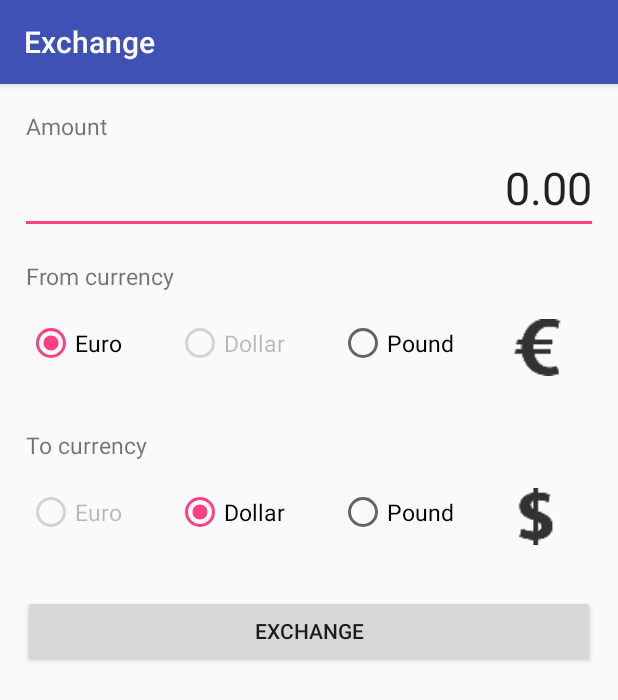
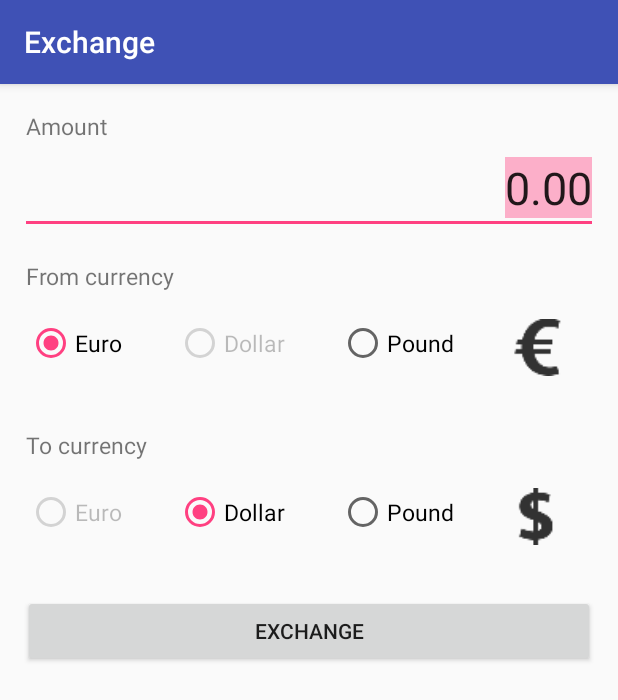
Before and after one commit to IsmaelRP/IRP-PR02-Exchange, an Android app: the screen it shows after launch (MainActivity), on a phone screen of 412 x 824 dp. Shown: the top 700 px of the screen. Run offline under Robolectric (Android 15) with nearby library versions, the phone set to English and light mode, and no system bars.

Commit message:
VFinal
Modificaciones de Pedro realizadas, todo funcional y correcto

```diff
--- a/app/build.gradle
+++ b/app/build.gradle
@@ -1,6 +1,5 @@
 apply plugin: 'com.android.application'
 
-// HE HECHO Refactor -> Migrate to AndroidX
 android {
     compileSdkVersion 28
     defaultConfig {
@@ -17,13 +16,13 @@ android {
             proguardFiles getDefaultProguardFile('proguard-android.txt'), 'proguard-rules.pro'
         }
     }
-    // AÑADO ESTAS LÍNEAS PARA COMPATIBILIDAD CON JAVA 8.
+
     compileOptions {
         sourceCompatibility = '1.8'
         targetCompatibility = '1.8'
     }
     dataBinding{
-        enabled = true;
+        enabled = true
     }
 }
 
@@ -34,6 +33,5 @@ dependencies {
     testImplementation 'junit:junit:4.12'
     androidTestImplementation 'androidx.test:runner:1.1.0-alpha4'
     androidTestImplementation 'androidx.test.espresso:espresso-core:3.1.0-alpha4'
-    // AÑADO ESTA DEPENDENCIA PARA LOS TESTS
     androidTestImplementation 'androidx.test:rules:1.1.0-alpha4'
 }
--- a/app/src/main/AndroidManifest.xml
+++ b/app/src/main/AndroidManifest.xml
@@ -1,5 +1,6 @@
 <?xml version="1.0" encoding="utf-8"?>
 <manifest xmlns:android="http://schemas.android.com/apk/res/android"
+    xmlns:tools="http://schemas.android.com/tools"
     package="es.iessaladillo.ismaelraqi.irp_pr02_exchange">
 
     <application
@@ -8,7 +9,8 @@
         android:label="@string/app_name"
         android:roundIcon="@mipmap/ic_launcher_round"
         android:supportsRtl="true"
-        android:theme="@style/AppTheme">
+        android:theme="@style/AppTheme"
+        tools:ignore="GoogleAppIndexingWarning">
         <activity android:name=".MainActivity">
             <intent-filter>
                 <action android:name="android.intent.action.MAIN" />
--- a/app/src/main/java/es/iessaladillo/ismaelraqi/irp_pr02_exchange/MainActivity.java
+++ b/app/src/main/java/es/iessaladillo/ismaelraqi/irp_pr02_exchange/MainActivity.java
@@ -11,9 +11,9 @@ import android.widget.RadioGroup;
 import android.widget.Toast;
 
 import androidx.appcompat.app.AppCompatActivity;
+import androidx.core.app.ActivityCompat;
 
 public class MainActivity extends AppCompatActivity implements View.OnClickListener {
-
 
     private EditText txtAmount;
     private RadioButton rbFromEuro;
@@ -24,9 +24,17 @@ public class MainActivity extends AppCompatActivity implements View.OnClickListe
     private RadioButton rbToPound;
     private ImageView imgFrom;
     private ImageView imgTo;
-    private Button btnExchange;
     private RadioGroup rdGroupFrom;
     private RadioGroup rdGroupTo;
+
+    static final double EURO_DOLLAR = 1.77;
+    static final double EURO_POUND = 0.88;
+
+    static final double DOLLAR_EURO = 0.86;
+    static final double DOLLAR_POUND = 0.77;
+
+    static final double POUND_EURO = 1.13;
+    static final double POUND_DOLLAR = 1.32;
 
     @Override
     protected void onCreate(Bundle savedInstanceState) {
@@ -35,178 +43,143 @@ public class MainActivity extends AppCompatActivity implements View.OnClickListe
         initViews();
     }
 
-    protected void initViews(){
-        // Para poner "RequiresViewById" tiene que ejecutarse en una versión 28 (actual 21)
-        // POR ESO DEBES USAR ActivityCompat.requireViewById QUE ES QUIEN TE DA LA COMPATIBILDIAD
-        // CON VERSIONES ANTERIORES.
-        txtAmount = findViewById(R.id.txtAmount);
+    protected void initViews() {
 
-        rdGroupFrom = findViewById(R.id.rdGroupFrom);
-        rbFromEuro = findViewById(R.id.rbFromEuro);
-        rbFromDollar = findViewById(R.id.rbFromDollar);
-        rbFromPound = findViewById(R.id.rbFromPound);
+        Button btnExchange;
 
-        rdGroupTo = findViewById(R.id.rdGroupTo);
-        rbToEuro = findViewById(R.id.rbToEuro);
-        rbToDollar = findViewById(R.id.rbToDollar);
-        rbToPound = findViewById(R.id.rbToPound);
+        txtAmount = ActivityCompat.requireViewById(this, R.id.txtAmount);
 
-        imgFrom = findViewById(R.id.imgFrom);
-        imgTo = findViewById(R.id.imgTo);
+        rdGroupFrom = ActivityCompat.requireViewById(this, R.id.rdGroupFrom);
+        rbFromEuro = ActivityCompat.requireViewById(this, R.id.rbFromEuro);
+        rbFromDollar = ActivityCompat.requireViewById(this, R.id.rbFromDollar);
+        rbFromPound = ActivityCompat.requireViewById(this, R.id.rbFromPound);
 
-        btnExchange = findViewById(R.id.btnExchange);
+        rdGroupTo = ActivityCompat.requireViewById(this, R.id.rdGroupTo);
+        rbToEuro = ActivityCompat.requireViewById(this, R.id.rbToEuro);
+        rbToDollar = ActivityCompat.requireViewById(this, R.id.rbToDollar);
+        rbToPound = ActivityCompat.requireViewById(this, R.id.rbToPound);
 
-        // ¿POR QUÉ NO USAS LAMBDAS?
-        btnExchange.setOnClickListener(this);
-        txtAmount.setOnClickListener(this);
+        imgFrom = ActivityCompat.requireViewById(this, R.id.imgFrom);
+        imgTo = ActivityCompat.requireViewById(this, R.id.imgTo);
 
-        rbFromEuro.setOnClickListener(this);
-        rbFromDollar.setOnClickListener(this);
-        rbFromPound.setOnClickListener(this);
+        btnExchange = ActivityCompat.requireViewById(this, R.id.btnExchange);
 
-        rbToEuro.setOnClickListener(this);
-        rbToDollar.setOnClickListener(this);
-        rbToPound.setOnClickListener(this);
+        btnExchange.setOnClickListener(v -> exchange());
+        txtAmount.setOnClickListener(v -> txtAmount.selectAll());
 
-        // AÑADO ESTAS LÍNEAS PARA QUE PASE ALGUNOS TESTS. FÍJATE BIEN.
-        imgFrom.setTag(R.drawable.ic_euro);
-        imgTo.setTag(R.drawable.ic_dollar);
-    }
-
-    // ES MUCHO MÁS CÓMODO USAR LAMBDAS. EN TU CASO TIENES QUE ANDAR CREANDO IF ELSE IF.
-    @Override
-    public void onClick(View v) {
-        if (v.getId() == btnExchange.getId()){
-            if (txtAmount.getText().toString().isEmpty() || !txtAmount.getText().toString().matches(getString(R.string.amount_matches))){
-                txtAmount.setText("0.00");
-
-            }else{
-                exchange();
-            }
-        }else if(v.getId() == txtAmount.getId()){
-            // ¡¡¡MUY BUENA IDEA!!!.
-            txtAmount.selectAll();
-        // TE RECOMIENDO QUE HAGAS Code -> Reformat Code PARA REFORMATEAR EL CÓDGIO Y QUEDE BONITO.
-        }else{
-            // EXTRAE CÓDIGO A OTROS MÉTODOS. TANTO CÓDIGO ANIDADO ES DIFÍCIL DE LEER.
-            if (v.getId() == rbFromEuro.getId()){
+        rbFromEuro.setOnClickListener(v -> {
             rbToEuro.setEnabled(false);
             rbToPound.setEnabled(true);
             rbToDollar.setEnabled(true);
+            imgFrom.setImageResource(R.drawable.ic_euro);
+        });
 
-                imgFrom.setImageResource(R.drawable.ic_euro);
-                // AÑADO ESTA LÍNEA PARA QUE PASE ALGUNOS TEST.
-                imgFrom.setTag(R.drawable.ic_euro);
-
-            }else if (v.getId() == rbFromDollar.getId()){
+        rbFromDollar.setOnClickListener(v -> {
             rbToEuro.setEnabled(true);
             rbToPound.setEnabled(true);
             rbToDollar.setEnabled(false);
+            imgFrom.setImageResource(R.drawable.ic_dollar);
+        });
 
-                imgFrom.setImageResource(R.drawable.ic_dollar);
-                // AÑADO ESTA LÍNEA PARA QUE PASE ALGUNOS TEST.
-                imgFrom.setTag(R.drawable.ic_dollar);
-
-            }else if (v.getId() == rbFromPound.getId()){
+        rbFromPound.setOnClickListener(v -> {
             rbToEuro.setEnabled(true);
             rbToPound.setEnabled(false);
             rbToDollar.setEnabled(true);
+            imgFrom.setImageResource(R.drawable.ic_pound);
+        });
 
-                imgFrom.setImageResource(R.drawable.ic_pound);
-                // AÑADO ESTA LÍNEA PARA QUE PASE ALGUNOS TEST.
-                imgFrom.setTag(R.drawable.ic_pound);
-
-            }else if (v.getId() == rbToEuro.getId()){
+        rbToEuro.setOnClickListener(v -> {
             rbFromEuro.setEnabled(false);
             rbFromPound.setEnabled(true);
             rbFromDollar.setEnabled(true);
+            imgTo.setImageResource(R.drawable.ic_euro);
+        });
 
-                imgTo.setImageResource(R.drawable.ic_euro);
-                // AÑADO ESTA LÍNEA PARA QUE PASE ALGUNOS TEST.
-                imgTo.setTag(R.drawable.ic_euro);
-
-            }else if (v.getId() == rbToDollar.getId()){
+        rbToDollar.setOnClickListener(v -> {
             rbFromEuro.setEnabled(true);
             rbFromPound.setEnabled(true);
             rbFromDollar.setEnabled(false);
+            imgTo.setImageResource(R.drawable.ic_dollar);
+        });
 
-                imgTo.setImageResource(R.drawable.ic_dollar);
-                // AÑADO ESTA LÍNEA PARA QUE PASE ALGUNOS TEST.
-                imgTo.setTag(R.drawable.ic_dollar);
-
-            }else if (v.getId() == rbToPound.getId()){
+        rbToPound.setOnClickListener(v -> {
             rbFromEuro.setEnabled(true);
             rbFromPound.setEnabled(false);
             rbFromDollar.setEnabled(true);
-
             imgTo.setImageResource(R.drawable.ic_pound);
-                // AÑADO ESTA LÍNEA PARA QUE PASE ALGUNOS TEST.
-                imgTo.setTag(R.drawable.ic_pound);
-            }
-        }
+        });
     }
 
-    public void exchange(){
+    @Override
+    public void onClick(View v) {
+
+    }
+
+    public void exchange() {
         String message;
-        if (rdGroupFrom.getCheckedRadioButtonId() == rbFromEuro.getId()){
+
+        if (txtAmount.getText().toString().isEmpty() || !txtAmount.getText().toString().matches(getString(R.string.amount_matches))) {
+            txtAmount.setText(getString(R.string.txt_defaultValue));
+
+        } else {
+            if (rdGroupFrom.getCheckedRadioButtonId() == rbFromEuro.getId()) {
                 message = getFromEuro();
 
-        }else if(rdGroupFrom.getCheckedRadioButtonId() == rbFromDollar.getId()){
+            } else if (rdGroupFrom.getCheckedRadioButtonId() == rbFromDollar.getId()) {
                 message = getFromDollar();
 
-        }else{
+            } else {
                 message = getFromPound();
             }
             Toast.makeText(getApplicationContext(), message, Toast.LENGTH_SHORT).show();
         }
+    }
 
     @SuppressLint("DefaultLocale")
-    public String getFromEuro(){
-        // NO USES NÚMERO MÁGICOS EN EL CÓDIGO. DEFINE CONSTANTES.
-        double amount =  Double.parseDouble(txtAmount.getText().toString());
+    public String getFromEuro() {
+
+        double amount = Double.parseDouble(txtAmount.getText().toString());
         double result;
         String message;
-        // EN VEZ DE USAR String.format USA RECURSOS DE CADENA CON PARÁMETROS.
-        if (rdGroupTo.getCheckedRadioButtonId() == rbToDollar.getId()){
-            result = amount * 1.17;
-            // CAMBIO ESTA LÍNE PARA QUE PASE EL TEST.
-            message = String.format("%.2f € = %.2f $", amount, result);
-        }else{
-            result = amount * 0.88;
-            message = String.format("%.2f€ = %.2f£", amount, result);
+
+        if (rdGroupTo.getCheckedRadioButtonId() == rbToDollar.getId()) {
+            result = amount * EURO_DOLLAR;
+            message = getString(R.string.euro_dollar_string, amount, result);
+        } else {
+            result = amount * EURO_POUND;
+            message = getString(R.string.euro_pound_string, amount, result);
         }
         return message;
     }
 
     @SuppressLint("DefaultLocale")
-    public String getFromDollar(){
-        double amount =  Double.parseDouble(txtAmount.getText().toString());
+    public String getFromDollar() {
+        double amount = Double.parseDouble(txtAmount.getText().toString());
         double result;
         String message;
-        if (rdGroupTo.getCheckedRadioButtonId() == rbToEuro.getId()){
-            result = amount * 0.86;
-            message = String.format("%.2f$ = %.2f€", amount, result);
-        }else{
-            result = amount * 0.77;
-            message = String.format("%.2f$ = %.2f£", amount, result);
+        if (rdGroupTo.getCheckedRadioButtonId() == rbToEuro.getId()) {
+            result = amount * DOLLAR_EURO;
+            message = getString(R.string.dollar_euro_string, amount, result);
+        } else {
+            result = amount * DOLLAR_POUND;
+            message = getString(R.string.dollar_pound_string, amount, result);
         }
         return message;
     }
 
     @SuppressLint("DefaultLocale")
-    public String getFromPound(){
-        double amount =  Double.parseDouble(txtAmount.getText().toString());
+    public String getFromPound() {
+        double amount = Double.parseDouble(txtAmount.getText().toString());
         double result;
         String message;
 
-        if (rdGroupTo.getCheckedRadioButtonId() == rbToEuro.getId()){
-            result = amount * 1.13;
-            message = String.format("%.2f£ = %.2f€", amount, result);
-        }else{
-            result = amount * 1.32;
-            message = String.format("%.2f£ = %.2f$", amount, result);
+        if (rdGroupTo.getCheckedRadioButtonId() == rbToEuro.getId()) {
+            result = amount * POUND_EURO;
+            message = getString(R.string.pound_euro_string, amount, result);
+        } else {
+            result = amount * POUND_DOLLAR;
+            message = getString(R.string.pound_dollar_string, amount, result);
         }
         return message;
     }
-
 }
--- a/app/src/main/res/layout/activity_main.xml
+++ b/app/src/main/res/layout/activity_main.xml
@@ -1,46 +1,39 @@
 <?xml version="1.0" encoding="utf-8"?>
 
-    <!-- TE RECOMIENDO QUE USES Code -> Reformat code PARA DEJAR EL CÓDIGO BIEN ALINEADO -->
-        <LinearLayout
-            android:orientation="vertical"
+<LinearLayout xmlns:android="http://schemas.android.com/apk/res/android"
     android:layout_width="match_parent"
     android:layout_height="match_parent"
-            xmlns:android="http://schemas.android.com/apk/res/android">
+    android:orientation="vertical">
 
-        <!-- NO USES LITERALES DE TAMAÑO. DEFINE RECURSOS DE DIMENSIÓN. -->
-        <!-- EL TEXTO DEBERÍA SELECCIONARSE AUTOMÁTICAMENTE CON EL FOCO
-             USA android:selectAllOnFocus -->
     <TextView
         android:id="@+id/lblAmount"
         android:layout_width="wrap_content"
         android:layout_height="wrap_content"
+        android:layout_marginStart="@dimen/margin_lbl"
+        android:layout_marginTop="@dimen/margin_lbl"
         android:text="@string/lbl_amount"
-                android:layout_marginTop="17dp"
-                android:layout_marginStart="17dp"
-                android:textSize="15sp" />
+        android:textSize="@dimen/textSize_lbl" />
 
-        <!-- USA SIEMPRE End EN VEZ DE Right, Y Start EN VEZ DE Left, TANTO EN LOS
-             VALORES DE LAS PROPIEDADES COMO EN LOS NOMBRES DE LOS ATRIBUTOS.
-             POR EJEMPLO android:gravity="end" o android:paddingStart="@dimen/main_margin" -->
     <EditText
         android:id="@+id/txtAmount"
+        android:selectAllOnFocus="true"
         android:layout_width="match_parent"
         android:layout_height="wrap_content"
-                android:gravity="right"
+        android:layout_marginStart="@dimen/margin_txt"
+        android:layout_marginEnd="@dimen/margin_txt"
+        android:gravity="end"
         android:inputType="numberDecimal"
-                android:textSize="30sp"
-                android:layout_marginLeft="13dp"
-                android:layout_marginRight="13dp"
-                android:text="@string/txt_amount"/>
+        android:text="@string/txt_amount"
+        android:textSize="@dimen/textSize_txt" />
 
     <TextView
         android:id="@+id/lblFrom"
         android:layout_width="wrap_content"
         android:layout_height="wrap_content"
+        android:layout_marginStart="@dimen/margin_lbl"
+        android:layout_marginTop="@dimen/margin_lbl"
         android:text="@string/lbl_from"
-                android:layout_marginTop="17dp"
-                android:layout_marginStart="17dp"
-                android:textSize="15sp" />
+        android:textSize="@dimen/textSize_lbl" />
 
     <RadioGroup
         android:id="@+id/rdGroupFrom"
@@ -50,40 +43,39 @@
 
         <RadioButton
             android:id="@+id/rbFromEuro"
-                    android:layout_margin="18dp"
             android:layout_width="wrap_content"
             android:layout_height="wrap_content"
-                    android:textSize="15sp"
+            android:layout_margin="@dimen/margin_rb_img"
+            android:checked="true"
             android:text="@string/rbEuro"
-                    android:checked="true"/>
+            android:textSize="@dimen/textSize_rb" />
 
         <RadioButton
             android:id="@+id/rbFromDollar"
-                    android:layout_margin="18dp"
             android:layout_width="wrap_content"
             android:layout_height="wrap_content"
-                    android:textSize="15sp"
+            android:layout_margin="@dimen/margin_rb_img"
+            android:enabled="false"
             android:text="@string/rbDollar"
-                    android:enabled="false"
-                    />
+            android:textSize="@dimen/textSize_rb" />
 
         <RadioButton
             android:id="@+id/rbFromPound"
-                    android:layout_margin="18dp"
             android:layout_width="wrap_content"
             android:layout_height="wrap_content"
-                    android:textSize="15sp"
-                    android:text="@string/rbPound"/>
+            android:layout_margin="@dimen/margin_rb_img"
+            android:text="@string/rbPound"
+            android:textSize="@dimen/textSize_rb" />
 
         <ImageView
             android:id="@+id/imgFrom"
+            android:contentDescription="@string/imgFrom_description"
             android:layout_width="wrap_content"
             android:layout_height="wrap_content"
-                    android:src="@drawable/ic_euro"
-                    android:layout_margin="18dp"
-                    android:minWidth="17pt"
-                    android:minHeight="17pt"
-                    />
+            android:layout_margin="@dimen/margin_rb_img"
+            android:minWidth="@dimen/min_img"
+            android:minHeight="@dimen/min_img"
+            android:src="@drawable/ic_euro" />
 
     </RadioGroup>
 
@@ -91,10 +83,10 @@
         android:id="@+id/lblTo"
         android:layout_width="wrap_content"
         android:layout_height="wrap_content"
+        android:layout_marginStart="@dimen/margin_lbl"
+        android:layout_marginTop="@dimen/margin_lbl"
         android:text="@string/lblTo"
-        android:layout_marginTop="17dp"
-        android:layout_marginStart="17dp"
-        android:textSize="15sp" />
+        android:textSize="@dimen/textSize_lbl" />
 
     <RadioGroup
         android:id="@+id/rdGroupTo"
@@ -104,54 +96,49 @@
 
         <RadioButton
             android:id="@+id/rbToEuro"
-            android:layout_margin="18dp"
             android:layout_width="wrap_content"
             android:layout_height="wrap_content"
-            android:textSize="15sp"
+            android:layout_margin="@dimen/margin_rb_img"
+            android:enabled="false"
             android:text="@string/rbEuro"
-            android:enabled="false"/>
+            android:textSize="@dimen/textSize_rb" />
 
         <RadioButton
             android:id="@+id/rbToDollar"
-            android:layout_margin="18dp"
             android:layout_width="wrap_content"
             android:layout_height="wrap_content"
-            android:textSize="15sp"
+            android:layout_margin="@dimen/margin_rb_img"
+            android:checked="true"
             android:text="@string/rbDollar"
-            android:checked="true" />
+            android:textSize="@dimen/textSize_rb" />
 
         <RadioButton
             android:id="@+id/rbToPound"
-            android:layout_margin="18dp"
             android:layout_width="wrap_content"
             android:layout_height="wrap_content"
-            android:textSize="15sp"
-            android:text="@string/rbPound"/>
+            android:layout_margin="@dimen/margin_rb_img"
+            android:text="@string/rbPound"
+            android:textSize="@dimen/textSize_rb" />
 
-        <!-- SIEMPRE QUE USES UN ImageView DEFÍNELE UN ATRIBUTO android:contentDescription CON
-             LA DESCRIPCIÓN TEXTUAL DE LA IMAGEN MOSTRADA POR EL ImageView -->
         <ImageView
             android:id="@+id/imgTo"
+            android:contentDescription="@string/imgTo_description"
             android:layout_width="wrap_content"
             android:layout_height="wrap_content"
-            android:src="@drawable/ic_dollar"
-            android:layout_margin="18dp"
-            android:minWidth="17pt"
-            android:minHeight="17pt"
-            />
+            android:layout_margin="@dimen/margin_rb_img"
+            android:minWidth="@dimen/min_img"
+            android:minHeight="@dimen/min_img"
+            android:src="@drawable/ic_dollar" />
 
     </RadioGroup>
 
-    <!-- CAMBIO EL ID DEL BOTÓN PARA QUE SEA COMPATIBLE CON LOS TESTS. FÍJATE -->
-    <!-- NORMALMENTE NO SE DEFINEN LOS VALORES DE LOS RECURSOS DE CADENA EN MAYÚSCULAS.
-         PUEDES USAR android:textAllCaps="true" PARA FORZAR A QUE EL TEXTO APAREZCA
-         COMPLETAMENTE EN MAYÚSCULAS -->
     <Button
         android:id="@+id/btnExchange"
+        android:textAllCaps="true"
         android:layout_width="match_parent"
         android:layout_height="wrap_content"
-        android:text="@string/btn_exchange"
         android:layout_gravity="center_horizontal"
-        android:layout_margin="15dp"/>
+        android:layout_margin="@dimen/margin_btn"
+        android:text="@string/btn_exchange" />
 
 </LinearLayout>
--- /dev/null
+++ b/app/src/main/res/values/dimens.xml
@@ -0,0 +1,11 @@
+<?xml version="1.0" encoding="utf-8"?>
+<resources>
+    <dimen name="margin_lbl">17dp</dimen>
+    <dimen name="textSize_lbl">15sp</dimen>
+    <dimen name="margin_txt">13dp</dimen>
+    <dimen name="textSize_txt">30sp</dimen>
+    <dimen name="margin_rb_img">18dp</dimen>
+    <dimen name="textSize_rb">15sp</dimen>
+    <dimen name="margin_btn">15dp</dimen>
+    <dimen name="min_img">17pt</dimen>
+</resources>
--- a/app/src/main/res/values/strings.xml
+++ b/app/src/main/res/values/strings.xml
@@ -7,7 +7,16 @@
     <string name="rbDollar">Dollar</string>
     <string name="rbPound">Pound</string>
     <string name="lblTo">To currency</string>
-    <string name="btn_exchange">EXCHANGE</string>
+    <string name="btn_exchange">Exchange</string>
     <string name="error_overflow">The number is too long</string>
     <string name="amount_matches">\\d+(\\.\\d+)?</string>
+    <string name="imgTo_description">This ImageView will show the image of the currency that has been converted.</string>
+    <string name="imgFrom_description">This ImageView will show the image of the currency that is going to be converted.</string>
+    <string name="txt_defaultValue">0.00</string>
+    <string name="euro_dollar_string">%.2f € = %.2f $</string>
+    <string name="euro_pound_string">%.2f € = %.2f £</string>
+    <string name="dollar_euro_string">%.2f $ = %.2f €</string>
+    <string name="dollar_pound_string">%.2f $ = %.2f £</string>
+    <string name="pound_euro_string">%.2f £ = %.2f €</string>
+    <string name="pound_dollar_string">%.2f £ = %.2f $</string>
 </resources>
```
Also changed, not shown: 1 other file. Lines whose indentation alone changed are shown as unchanged.
